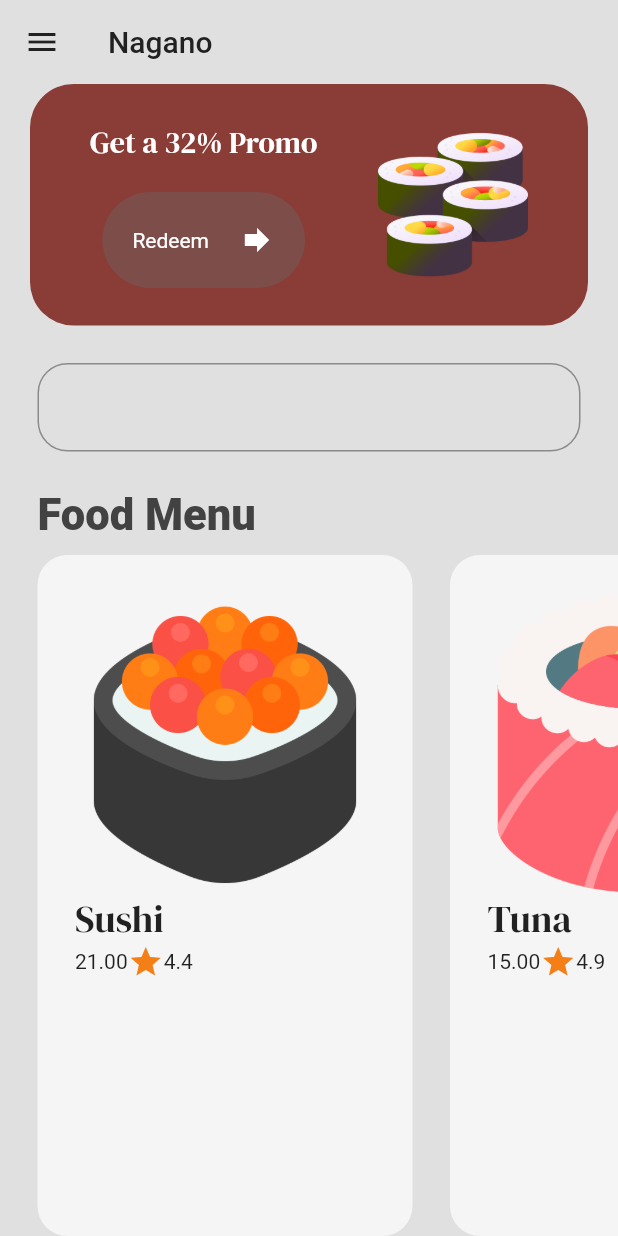
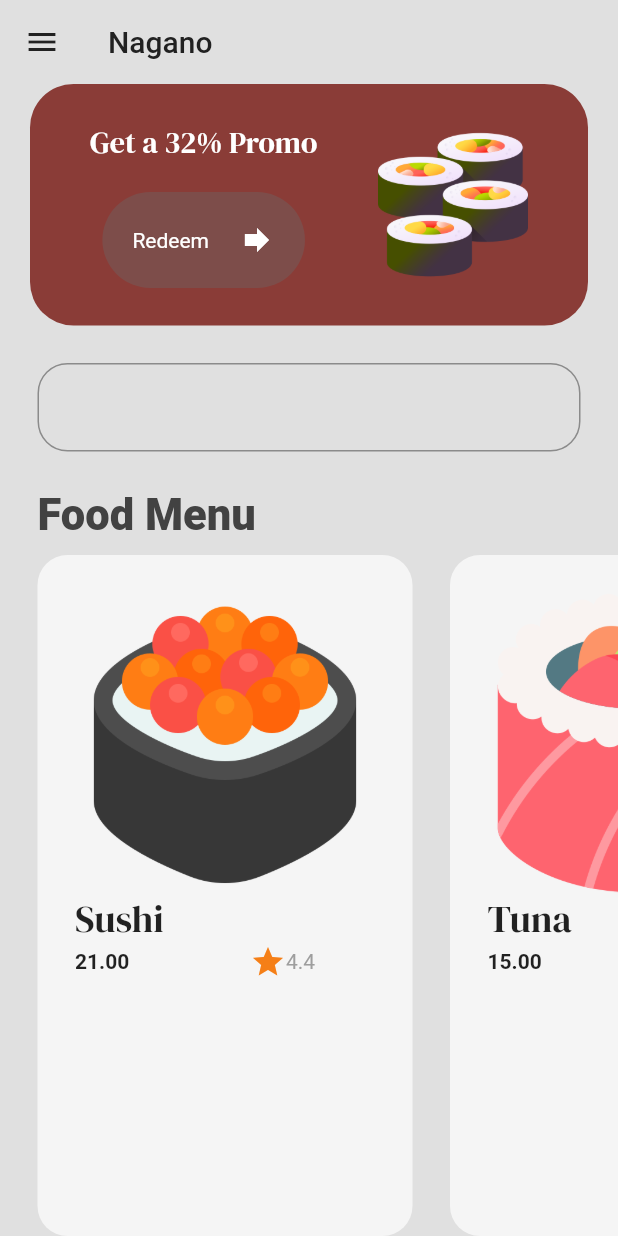
Before and after one commit to fbnjeje/Flutter_Road_Map, a Flutter app: the MenuPage screen opened by its route, on a phone screen of 412 x 824 dp. Run offline on Flutter 3.47's test engine with Material 2 defaults, Android fonts, the phone set to English and light mode, and no system bars; our stand-ins replace dio, google_fonts.

Commit message:
fix error index on listView

```diff
--- a/sushi app/sushi_app/lib/components/food_tile.dart
+++ b/sushi app/sushi_app/lib/components/food_tile.dart
@@ -4,7 +4,9 @@ import 'package:sushi_app/models/food.dart';
 
 class FoodTile extends StatelessWidget {
   final Food food;
-  const FoodTile({super.key, required this.food, required int itemCount});
+  const FoodTile({super.key, required this.food});
+
+  get children => null;
 
   @override
   Widget build(BuildContext context) {
@@ -32,16 +34,25 @@ class FoodTile extends StatelessWidget {
 
           SizedBox(
             width: 160,
-            child: Row(children: [
+            child: Row(
+                mainAxisAlignment: MainAxisAlignment.spaceBetween,
+                children: [
                   //price
-              Text(food.price),
-
+                  Text(
+                    food.price,
+                    style: TextStyle(fontWeight: FontWeight.bold),
+                  ),
                   //rate
+                  Row(children: [
                     Icon(
                       Icons.star,
                       color: Colors.yellow[900],
                     ),
-              Text(food.rating)
+                    Text(
+                      food.rating,
+                      style: const TextStyle(color: Colors.grey),
+                    )
+                  ]),
                 ]),
           )
         ],
--- a/sushi app/sushi_app/lib/screens/menu_page.dart
+++ b/sushi app/sushi_app/lib/screens/menu_page.dart
@@ -118,8 +118,8 @@ class _MenuPage extends State<MenuPage> {
         Expanded(
           child: ListView.builder(
             scrollDirection: Axis.horizontal,
+            itemCount: foodMenu.length,
             itemBuilder: (context, index) => FoodTile(
-              itemCount: foodMenu.length,
               food: foodMenu[index],
             ),
           ),
```
Lines whose indentation alone changed are shown as unchanged.
